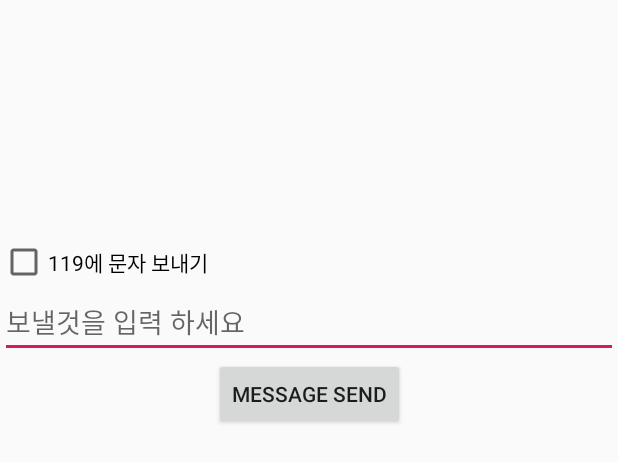
After one commit to chanhee0218/MakerTone, an Android app: the layout activity_sms.xml on its own in the app's theme, with its tools: preview values and no code run, on a phone screen of 412 x 824 dp. The commit adds this screen. Shown: the top 462 px of the screen. Run offline under Robolectric (Android 15) with nearby library versions, the phone set to English and light mode, and no system bars.

Commit message:
second commi

```diff
--- a/app/build.gradle
+++ b/app/build.gradle
@@ -25,4 +25,5 @@ dependencies {
     testImplementation 'junit:junit:4.12'
     androidTestImplementation 'androidx.test.ext:junit:1.1.0'
     androidTestImplementation 'androidx.test.espresso:espresso-core:3.1.1'
+    implementation 'com.akexorcist:bluetoothspp:1.0.0'
 }
--- a/app/src/main/AndroidManifest.xml
+++ b/app/src/main/AndroidManifest.xml
@@ -1,6 +1,10 @@
 <?xml version="1.0" encoding="utf-8"?>
 <manifest xmlns:android="http://schemas.android.com/apk/res/android"
     package="com.chanhee.makertone">
+
+    <uses-permission android:name="android.permission.BLUETOOTH_ADMIN" />
+    <uses-permission android:name="android.permission.BLUETOOTH" />
+    <uses-permission android:name="android.permission.SEND_SMS" />
 
     <application
         android:allowBackup="true"
@@ -9,6 +13,8 @@
         android:roundIcon="@mipmap/ic_launcher_round"
         android:supportsRtl="true"
         android:theme="@style/AppTheme">
+        <activity android:name=".SmsActivity"></activity>
+        <activity android:name=".ResistActivity" />
         <activity android:name=".MainActivity">
             <intent-filter>
                 <action android:name="android.intent.action.MAIN" />
--- /dev/null
+++ b/app/src/main/res/layout/activity_sms.xml
@@ -0,0 +1,34 @@
+<?xml version="1.0" encoding="utf-8"?>
+<androidx.constraintlayout.widget.ConstraintLayout xmlns:android="http://schemas.android.com/apk/res/android"
+    xmlns:app="http://schemas.android.com/apk/res-auto"
+    xmlns:tools="http://schemas.android.com/tools"
+    android:layout_width="match_parent"
+    android:layout_height="match_parent"
+    tools:context=".SmsActivity">
+    <CheckBox
+        android:layout_width="wrap_content"
+        android:layout_height="wrap_content"
+        android:text="119에 문자 보내기"
+        app:layout_constraintLeft_toLeftOf="parent"
+        app:layout_constraintTop_toTopOf="parent"
+        app:layout_constraintBottom_toBottomOf="parent"
+        app:layout_constraintVertical_bias="0.2"
+        android:id="@+id/check"/>
+    <EditText
+        android:layout_width="match_parent"
+        android:layout_height="wrap_content"
+        android:hint="보낼것을 입력 하세요"
+        android:id="@+id/editMessage"
+        app:layout_constraintLeft_toLeftOf="parent"
+        app:layout_constraintTop_toBottomOf="@+id/check"/>
+    <Button
+        app:layout_constraintLeft_toLeftOf="parent"
+        app:layout_constraintRight_toRightOf="parent"
+        android:layout_width="wrap_content"
+        android:layout_height="wrap_content"
+       app:layout_constraintTop_toBottomOf="@+id/editMessage"
+        android:id="@+id/button"
+        android:text="Message Send"/>
+
+
+</androidx.constraintlayout.widget.ConstraintLayout>
```
Also changed, not shown: app/src/main/java/com/chanhee/makertone/MainActivity.java (+107 -1 lines), app/src/main/java/com/chanhee/makertone/ResistActivity.java (added, +107 -0 lines), app/src/main/java/com/chanhee/makertone/SmsActivity.java (added, +30 -0 lines), app/src/main/res/layout/activity_main.xml (+5 -2 lines), app/src/main/res/layout/activity_resist.xml (added, +86 -0 lines).
